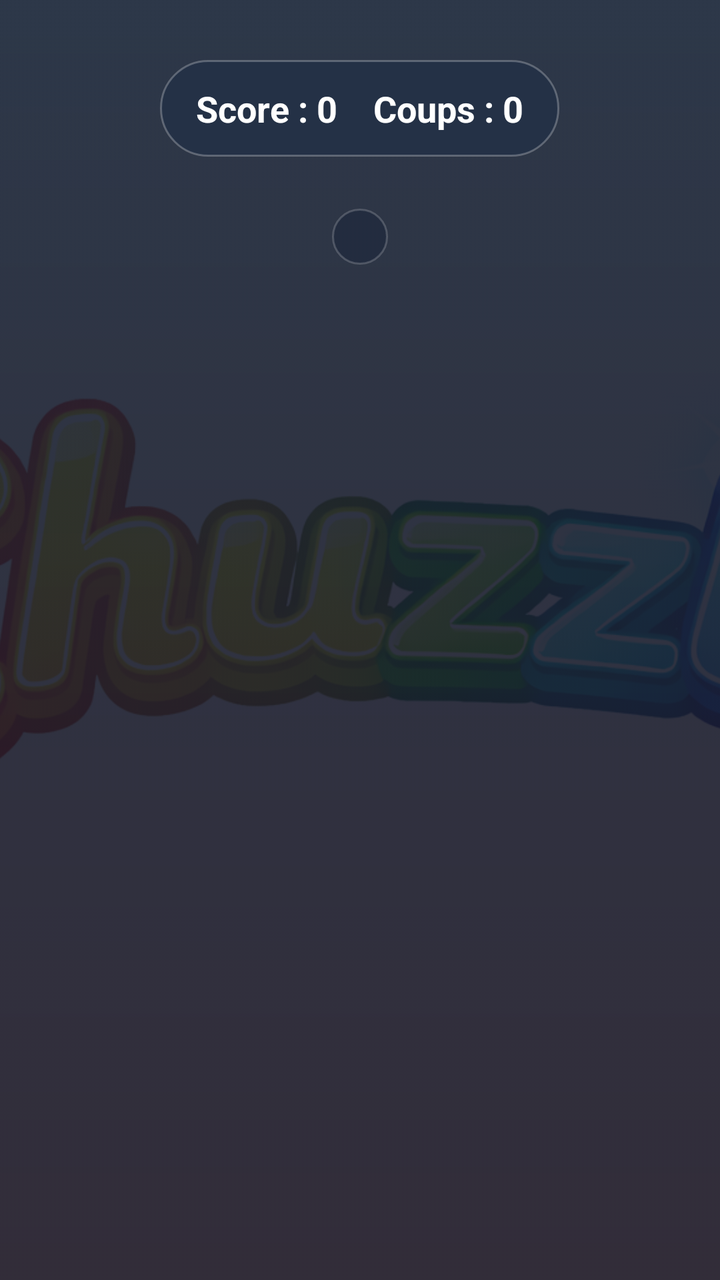
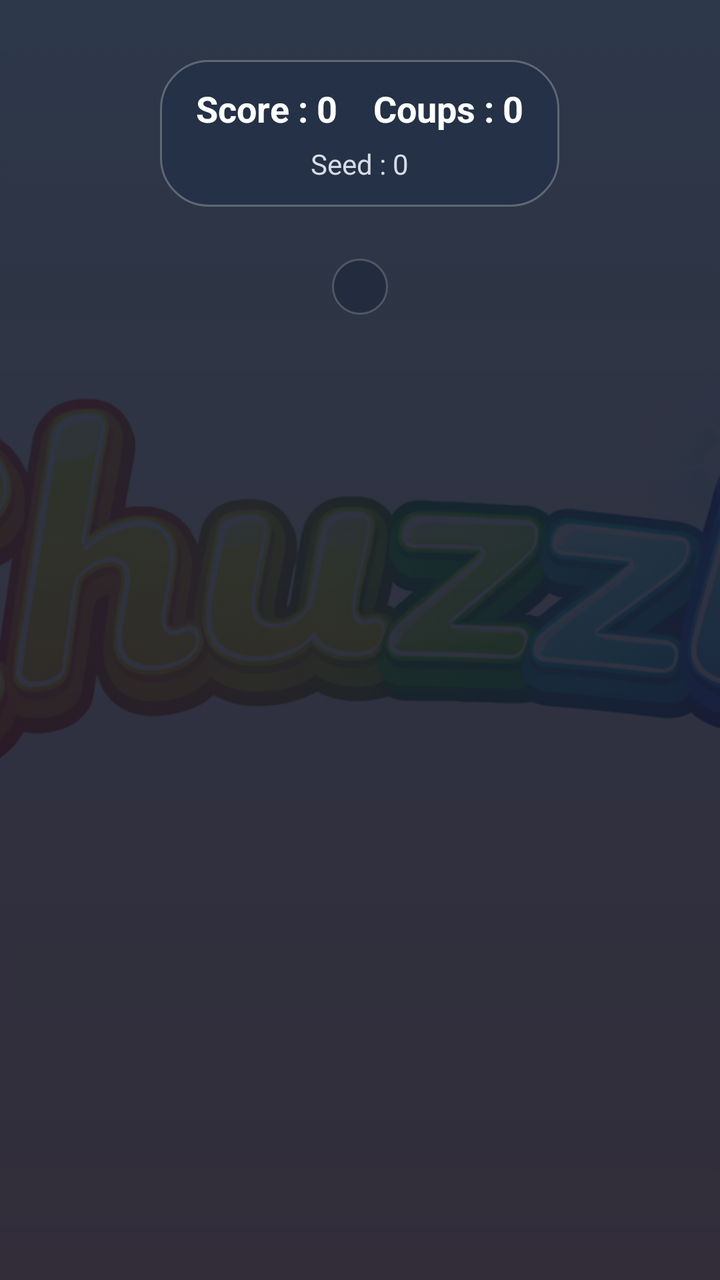

The first picture is an Android layout as it rendered before a commit; the second is the same layout after the commit. The layout source and the unified diff follow.
<!-- AndroidManifest.xml: application theme Theme.Material3.DayNight.NoActionBar -->
<!-- res/layout/activity_jeu.xml -->
<?xml version="1.0" encoding="utf-8"?>
<RelativeLayout xmlns:android="http://schemas.android.com/apk/res/android"
    android:layout_width="match_parent"
    android:layout_height="match_parent"
    android:background="@drawable/fond_ecran_jeu">

    <ImageView
        android:id="@+id/imgFondJeu"
        android:layout_width="match_parent"
        android:layout_height="match_parent"
        android:alpha="0.10"
        android:contentDescription="@null"
        android:scaleType="centerCrop"
        android:src="@drawable/logo" />

    <LinearLayout
        android:id="@+id/contenuJeu"
        android:layout_width="match_parent"
        android:layout_height="match_parent"
        android:gravity="center_horizontal"
        android:orientation="vertical"
        android:paddingStart="@dimen/padding_contenu_jeu_h"
        android:paddingTop="22dp"
        android:paddingEnd="@dimen/padding_contenu_jeu_h"
        android:paddingBottom="18dp">

        <LinearLayout
            android:layout_width="wrap_content"
            android:layout_height="wrap_content"
            android:layout_marginTop="8dp"
            android:background="@drawable/fond_bandeau_jeu"
            android:gravity="center"
            android:orientation="horizontal"
            android:paddingStart="@dimen/padding_bandeau_jeu_h"
            android:paddingTop="@dimen/padding_bandeau_jeu_v"
            android:paddingEnd="@dimen/padding_bandeau_jeu_h"
            android:paddingBottom="@dimen/padding_bandeau_jeu_v">

            <TextView
                android:id="@+id/txtScore"
                android:layout_width="wrap_content"
                android:layout_height="wrap_content"
                android:layout_marginEnd="18dp"
                android:text="Score : 0"
                android:textColor="@color/ui_game_text"
                android:textSize="18sp"
                android:textStyle="bold" />

            <TextView
                android:id="@+id/txtCoups"
                android:layout_width="wrap_content"
                android:layout_height="wrap_content"
                android:text="Coups : 0"
                android:textColor="@color/ui_game_text"
                android:textSize="18sp"
                android:textStyle="bold" />

            <TextView
                android:id="@+id/txtSeed"
                android:layout_width="wrap_content"
                android:layout_height="wrap_content"
                android:layout_marginStart="18dp"
                android:textColor="@color/ui_game_text_soft"
                android:textSize="14sp"
                android:visibility="gone" />
        </LinearLayout>

        <LinearLayout
            android:layout_width="wrap_content"
            android:layout_height="wrap_content"
            android:layout_marginTop="26dp"
            android:background="@drawable/fond_grille_jeu"
            android:orientation="vertical"
            android:padding="@dimen/padding_cadre_grille">

            <GridLayout
                android:id="@+id/grilleJeu"
                android:layout_width="wrap_content"
                android:layout_height="wrap_content"
                android:alignmentMode="alignMargins"
                android:columnCount="6"
                android:rowCount="6" />
        </LinearLayout>

    </LinearLayout>

</RelativeLayout>
<!-- resources referenced by this layout -->
<resources>
  <color name="ui_game_text">#FFFFFFFF</color>
  <color name="ui_game_text_soft">#D7DCE5</color>
  <dimen name="padding_bandeau_jeu_h">18dp</dimen>
  <dimen name="padding_bandeau_jeu_v">12dp</dimen>
  <dimen name="padding_cadre_grille">14dp</dimen>
  <dimen name="padding_contenu_jeu_h">18dp</dimen>
  <!-- drawable fond_bandeau_jeu (drawable) -->
  <?xml version="1.0" encoding="utf-8"?>
  <shape xmlns:android="http://schemas.android.com/apk/res/android">
      <corners android:radius="24dp" />
      <solid android:color="@color/ui_game_panel" />
      <stroke
          android:width="1dp"
          android:color="@color/ui_game_panel_stroke" />
  </shape>
  <!-- drawable fond_ecran_jeu (drawable) -->
  <?xml version="1.0" encoding="utf-8"?>
  <shape xmlns:android="http://schemas.android.com/apk/res/android">
      <gradient
          android:angle="270"
          android:startColor="@color/ui_game_bg_top"
          android:endColor="@color/ui_game_bg_bottom" />
  </shape>
  <!-- drawable fond_grille_jeu (drawable) -->
  <?xml version="1.0" encoding="utf-8"?>
  <shape xmlns:android="http://schemas.android.com/apk/res/android">
      <corners android:radius="30dp" />
      <solid android:color="@color/ui_game_grid" />
      <stroke
          android:width="1dp"
          android:color="@color/ui_game_grid_stroke" />
  </shape>
  <!-- drawable logo: png bitmap (drawable, 330142 bytes) -->
  <color name="ui_game_panel">#CC223047</color>
  <color name="ui_game_panel_stroke">#40FFFFFF</color>
  <color name="ui_game_bg_top">#162235</color>
  <color name="ui_game_bg_bottom">#1C1624</color>
  <color name="ui_game_grid">#B31E293D</color>
  <color name="ui_game_grid_stroke">#2FFFFFFF</color>
</resources>

<!-- the commit's change to res/layout/activity_jeu.xml (unified diff, before → after) -->
@@ -29,41 +29,63 @@
             android:layout_height="wrap_content"
             android:layout_marginTop="8dp"
             android:background="@drawable/fond_bandeau_jeu"
-            android:gravity="center"
-            android:orientation="horizontal"
+            android:gravity="center_horizontal"
+            android:orientation="vertical"
             android:paddingStart="@dimen/padding_bandeau_jeu_h"
             android:paddingTop="@dimen/padding_bandeau_jeu_v"
             android:paddingEnd="@dimen/padding_bandeau_jeu_h"
             android:paddingBottom="@dimen/padding_bandeau_jeu_v">
 
-            <TextView
-                android:id="@+id/txtScore"
+            <LinearLayout
                 android:layout_width="wrap_content"
                 android:layout_height="wrap_content"
-                android:layout_marginEnd="18dp"
-                android:text="Score : 0"
-                android:textColor="@color/ui_game_text"
-                android:textSize="18sp"
-                android:textStyle="bold" />
+                android:gravity="center"
+                android:orientation="horizontal">
 
-            <TextView
-                android:id="@+id/txtCoups"
-                android:layout_width="wrap_content"
-                android:layout_height="wrap_content"
-                android:text="Coups : 0"
-                android:textColor="@color/ui_game_text"
-                android:textSize="18sp"
-                android:textStyle="bold" />
+                <TextView
+                    android:id="@+id/txtScore"
+                    android:layout_width="wrap_content"
+                    android:layout_height="wrap_content"
+                    android:layout_marginEnd="18dp"
+                    android:text="Score : 0"
+                    android:textColor="@color/ui_game_text"
+                    android:textSize="18sp"
+                    android:textStyle="bold" />
+
+                <TextView
+                    android:id="@+id/txtCoups"
+                    android:layout_width="wrap_content"
+                    android:layout_height="wrap_content"
+                    android:text="Coups : 0"
+                    android:textColor="@color/ui_game_text"
+                    android:textSize="18sp"
+                    android:textStyle="bold" />
+            </LinearLayout>
 
             <TextView
                 android:id="@+id/txtSeed"
                 android:layout_width="wrap_content"
                 android:layout_height="wrap_content"
-                android:layout_marginStart="18dp"
+                android:layout_marginTop="6dp"
+                android:text="Seed : 0"
                 android:textColor="@color/ui_game_text_soft"
-                android:textSize="14sp"
-                android:visibility="gone" />
+                android:textSize="14sp" />
         </LinearLayout>
+
+        <TextView
+            android:id="@+id/txtMessageFin"
+            android:layout_width="wrap_content"
+            android:layout_height="wrap_content"
+            android:layout_marginTop="14dp"
+            android:background="@drawable/fond_bandeau_jeu"
+            android:paddingStart="18dp"
+            android:paddingTop="10dp"
+            android:paddingEnd="18dp"
+            android:paddingBottom="10dp"
+            android:textColor="@color/ui_game_text"
+            android:textSize="16sp"
+            android:textStyle="bold"
+            android:visibility="gone" />
 
         <LinearLayout
             android:layout_width="wrap_content"
